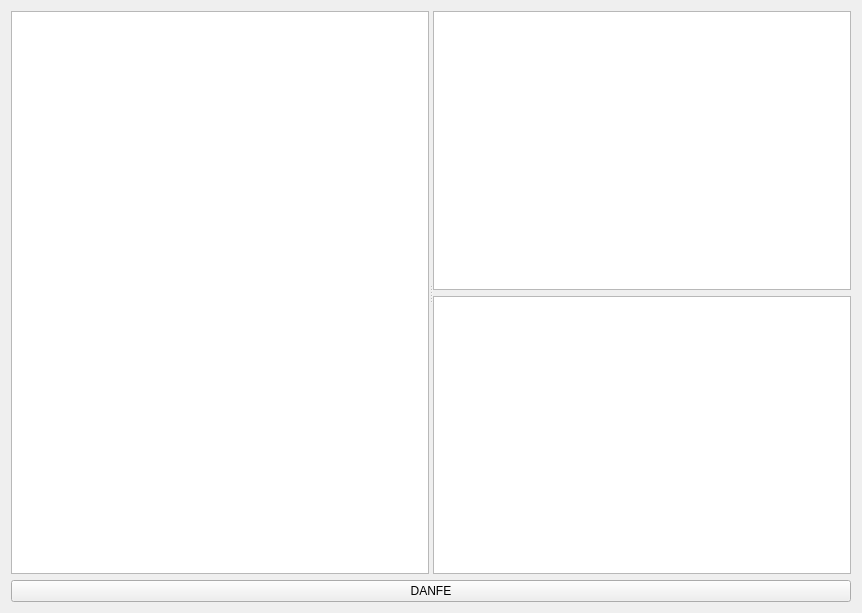
Above: ui/widgetcompraoc.ui from lellisls/ERP-STACCATO before the change. Below: the same form after it.
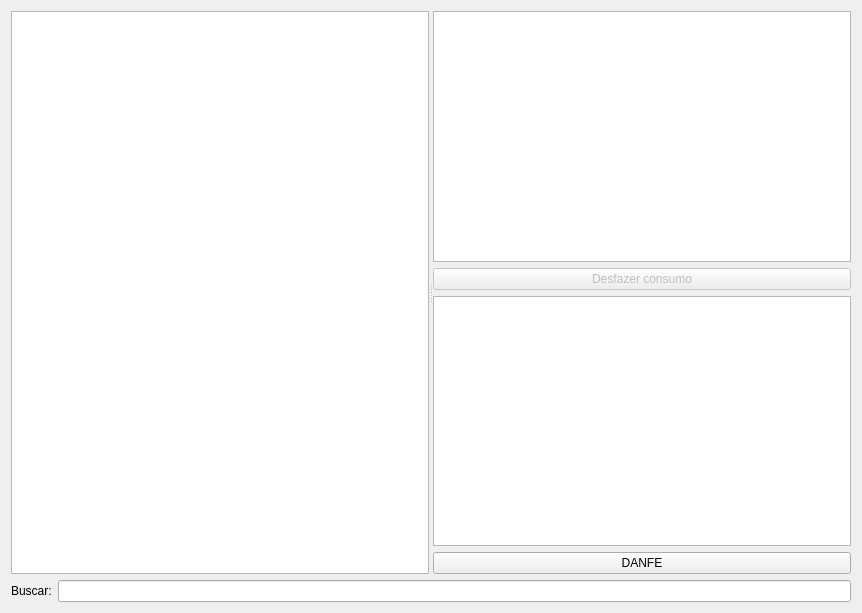
That is the form after the change. Custom widgets are drawn as their Qt base class.

```diff
--- a/ui/widgetcompraoc.ui
+++ b/ui/widgetcompraoc.ui
@@ -14,7 +14,17 @@
    <string>Form</string>
   </property>
   <layout class="QGridLayout" name="gridLayout_2">
-   <item row="0" column="0">
+   <item row="1" column="1">
+    <widget class="QLineEdit" name="lineEditBusca"/>
+   </item>
+   <item row="1" column="0">
+    <widget class="QLabel" name="label">
+     <property name="text">
+      <string>Buscar:</string>
+     </property>
+    </widget>
+   </item>
+   <item row="0" column="0" colspan="2">
     <widget class="QSplitter" name="splitter">
      <property name="orientation">
       <enum>Qt::Horizontal</enum>
@@ -33,7 +43,7 @@
        <enum>QAbstractItemView::SelectRows</enum>
       </property>
      </widget>
-     <widget class="QWidget" name="">
+     <widget class="QWidget" name="layoutWidget">
       <layout class="QGridLayout" name="gridLayout">
        <item row="0" column="0">
         <widget class="TableView" name="tableProduto">
@@ -51,7 +61,7 @@
          </property>
         </widget>
        </item>
-       <item row="1" column="0">
+       <item row="2" column="0">
         <widget class="TableView" name="tableNFe">
          <property name="mouseTracking">
           <bool>true</bool>
@@ -67,17 +77,27 @@
          </property>
         </widget>
        </item>
+       <item row="3" column="0">
+        <widget class="QPushButton" name="pushButtonDanfe">
+         <property name="text">
+          <string>DANFE</string>
+         </property>
+        </widget>
+       </item>
+       <item row="1" column="0">
+        <widget class="QPushButton" name="pushButtonDesfazerConsumo">
+         <property name="enabled">
+          <bool>false</bool>
+         </property>
+         <property name="text">
+          <string>Desfazer consumo</string>
+         </property>
+        </widget>
+       </item>
       </layout>
      </widget>
     </widget>
    </item>
-   <item row="1" column="0">
-    <widget class="QPushButton" name="pushButtonDanfe">
-     <property name="text">
-      <string>DANFE</string>
-     </property>
-    </widget>
-   </item>
   </layout>
  </widget>
  <customwidgets>
```
Left out of the diff: 2 changed lines with no effect on the pictures.
